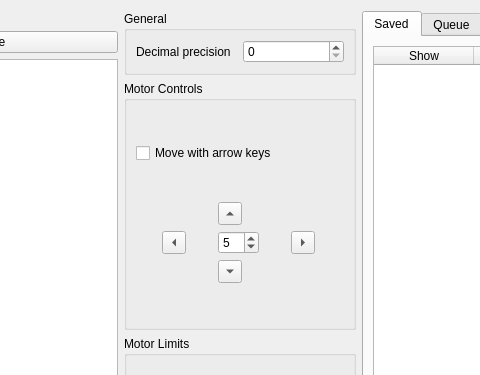
This is bec_widgets/examples/motor_movement/motor_controller.ui in bec-project/bec_widgets as Qt 5 draws it before an edit; both pictures show x 405 to 885 and y 0 to 375 of the 1289 by 596 pixel window. The edited form follows.
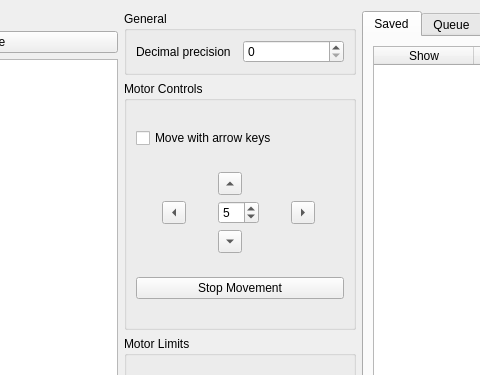
This is the edited form. Custom widgets are drawn as their Qt base class.

Commit message: feat: motor limits can be changed by spinBoxes

Diff of the .ui file:
```diff
--- a/bec_widgets/examples/motor_movement/motor_controller.ui
+++ b/bec_widgets/examples/motor_movement/motor_controller.ui
@@ -138,6 +138,13 @@
           </item>
          </layout>
         </item>
+        <item>
+         <widget class="QPushButton" name="pushButton_stop">
+          <property name="text">
+           <string>Stop Movement</string>
+          </property>
+         </widget>
+        </item>
        </layout>
       </widget>
      </item>
```
The commit also changes 1 other file.
